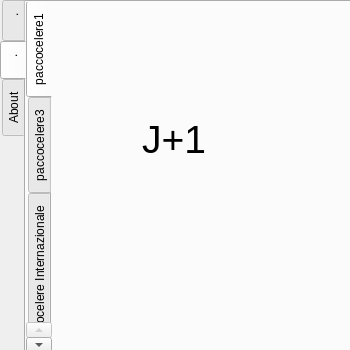
Before: the Qt Designer form postemonitor/mainwindow.ui in BackupTheBerlios/postemonitor, drawn with Qt 5.
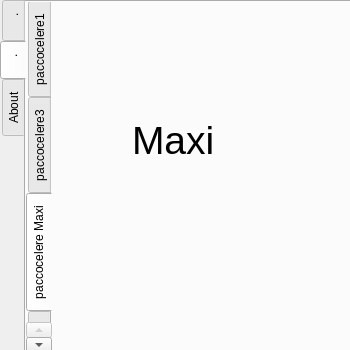
After: the same form once the commit is applied. The open tabs and pages were chosen to show the change. Icons and pictures are not drawn. Custom widgets are drawn as their Qt base class.

Commit message: aggiunta tab per postacelere

What changed in the file:
```diff
--- a/postemonitor/mainwindow.ui
+++ b/postemonitor/mainwindow.ui
@@ -200,6 +200,24 @@
        </property>
       </widget>
      </widget>
+     <widget class="QWidget" name="paccoceleremaxi" >
+      <attribute name="title" >
+       <string>paccocelere Maxi</string>
+      </attribute>
+      <widget class="QLabel" name="label_8" >
+       <property name="geometry" >
+        <rect>
+         <x>80</x>
+         <y>110</y>
+         <width>91</width>
+         <height>56</height>
+        </rect>
+       </property>
+       <property name="text" >
+        <string>&lt;html>&lt;head>&lt;meta name="qrichtext" content="1" />&lt;/head>&lt;body style=" white-space: pre-wrap; font-family:MS Shell Dlg; font-size:8.25pt; font-weight:400; font-style:normal; text-decoration:none;">&lt;p style=" margin-top:0px; margin-bottom:0px; margin-left:0px; margin-right:0px; -qt-block-indent:0; text-indent:0px; font-size:8pt;">&lt;span style=" font-size:29pt;">Maxi&lt;/span>&lt;/p>&lt;/body>&lt;/html></string>
+       </property>
+      </widget>
+     </widget>
      <widget class="QWidget" name="paccocelereinternazionale" >
       <attribute name="title" >
        <string>paccocelere Internazionale</string>
```
Left out of the diff: 51 changed lines with no effect on the pictures.
